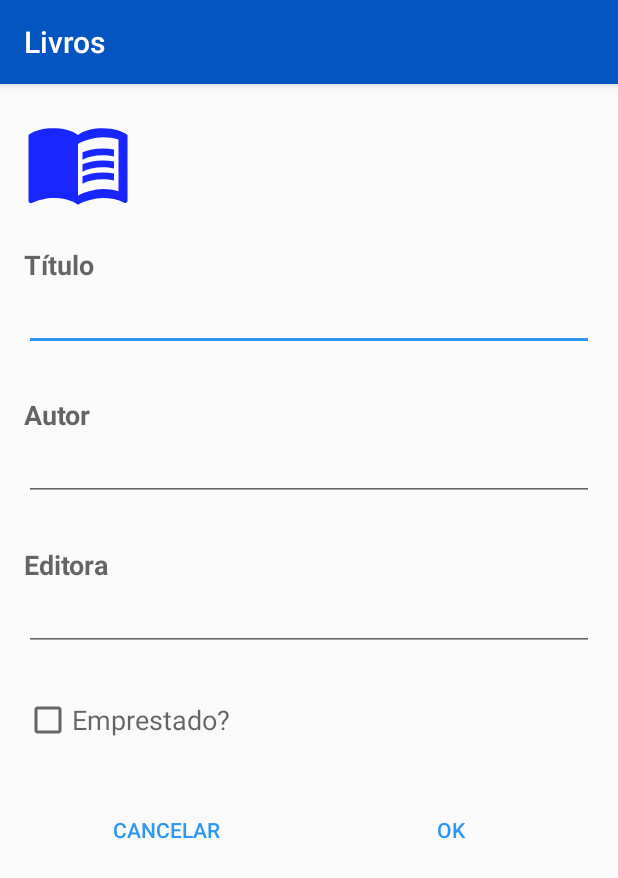
After one commit to guilherme-araujo/gerenciador-de-livros, an Android app: the EditarLivroActivity screen opened directly, with no data from a screen before it, on a phone screen of 412 x 824 dp. The commit adds this screen. Shown: the top 878 px of the screen. Run offline under Robolectric (Android 15) with nearby library versions, the phone set to English and light mode, and no system bars.

Commit message:
Segunda entrega

```diff
--- a/app/src/main/AndroidManifest.xml
+++ b/app/src/main/AndroidManifest.xml
@@ -9,6 +9,7 @@
         android:roundIcon="@mipmap/ic_my_launcher_round"
         android:supportsRtl="true"
         android:theme="@style/AppTheme">
+        <activity android:name=".views.EditarLivroActivity"></activity>
         <activity android:name=".views.MainActivity">
             <intent-filter>
                 <action android:name="android.intent.action.MAIN" />
--- /dev/null
+++ b/app/src/main/java/com/example/gerenciadordelivros/views/EditarLivroActivity.java
@@ -0,0 +1,56 @@
+package com.example.gerenciadordelivros.views;
+
+import androidx.appcompat.app.AppCompatActivity;
+
+import android.os.Bundle;
+import android.view.View;
+import android.widget.CheckBox;
+import android.widget.EditText;
+
+import com.example.gerenciadordelivros.R;
+import com.example.gerenciadordelivros.data.LivroDAO;
+import com.example.gerenciadordelivros.dominio.Livro;
+
+public class EditarLivroActivity extends AppCompatActivity {
+
+    private EditText edt_titulo;
+    private EditText edt_autor;
+    private EditText edt_editora;
+    private CheckBox chk_emprestado;
+
+    private LivroDAO livroDAO;
+
+    @Override
+    protected void onCreate(Bundle savedInstanceState) {
+        super.onCreate(savedInstanceState);
+        setContentView(R.layout.activity_editar_livro);
+
+        edt_titulo = findViewById(R.id.edt_titulo);
+        edt_autor = findViewById(R.id.edt_autor);
+        edt_editora = findViewById(R.id.edt_editora);
+        chk_emprestado = findViewById(R.id.check_emprestado);
+
+        livroDAO = LivroDAO.getInstance(this);
+    }
+
+    public void cancelar(View view) {
+        setResult(RESULT_CANCELED);
+        finish();
+    }
+
+    public void processar(View view) {
+        String titulo = edt_titulo.getText().toString();
+        String autor = edt_autor.getText().toString();
+        String editora = edt_editora.getText().toString();
+        int emprestado = (chk_emprestado.isChecked() ? 1 : 0);
+
+        Livro livro = new Livro(titulo, autor, editora, emprestado);
+
+        livroDAO.save(livro);
+
+        String msg = "Livro adicionado com sucesso! ID="+livro.getId();
+        setResult(RESULT_OK);
+        finish();
+
+    }
+}
--- /dev/null
+++ b/app/src/main/res/drawable/ic_baseline_star_24.xml
@@ -0,0 +1,5 @@
+<vector android:height="24dp" android:tint="#F25C05"
+    android:viewportHeight="24" android:viewportWidth="24"
+    android:width="24dp" xmlns:android="http://schemas.android.com/apk/res/android">
+    <path android:fillColor="@android:color/white" android:pathData="M12,17.27L18.18,21l-1.64,-7.03L22,9.24l-7.19,-0.61L12,2 9.19,8.63 2,9.24l5.46,4.73L5.82,21z"/>
+</vector>
--- /dev/null
+++ b/app/src/main/res/layout/activity_editar_livro.xml
@@ -0,0 +1,96 @@
+<?xml version="1.0" encoding="utf-8"?>
+<LinearLayout xmlns:android="http://schemas.android.com/apk/res/android"
+    xmlns:app="http://schemas.android.com/apk/res-auto"
+    xmlns:tools="http://schemas.android.com/tools"
+    android:layout_width="match_parent"
+    android:layout_height="match_parent"
+    android:orientation="vertical"
+    android:padding="16dp"
+    tools:context=".views.EditarLivroActivity">
+
+    <ImageView
+        android:layout_width="wrap_content"
+        android:layout_height="wrap_content"
+        android:src="@drawable/ic_book"
+        android:layout_marginBottom="20dp"
+        />
+
+    <TextView
+        android:layout_width="match_parent"
+        android:layout_height="wrap_content"
+        android:textStyle="bold"
+        android:text="Título"
+        style="?android:attr/textAppearanceMedium" />
+
+    <EditText
+        android:id="@+id/edt_titulo"
+        android:layout_width="match_parent"
+        android:layout_height="wrap_content" />
+
+    <TextView
+        android:layout_marginTop="30dp"
+        android:layout_width="match_parent"
+        android:layout_height="wrap_content"
+        android:textStyle="bold"
+        android:text="Autor"
+        style="?android:attr/textAppearanceMedium" />
+
+    <EditText
+        android:id="@+id/edt_autor"
+        android:layout_width="match_parent"
+        android:layout_height="wrap_content" />
+
+    <TextView
+        android:layout_marginTop="30dp"
+        android:layout_width="match_parent"
+        android:layout_height="wrap_content"
+        android:textStyle="bold"
+        android:text="Editora"
+        style="?android:attr/textAppearanceMedium" />
+
+    <EditText
+        android:id="@+id/edt_editora"
+        android:layout_width="match_parent"
+        android:layout_height="wrap_content" />
+
+    <CheckBox
+        android:id="@+id/check_emprestado"
+        android:layout_width="wrap_content"
+        android:layout_height="wrap_content"
+        android:layout_marginTop="30dp"
+        android:text="Emprestado?"
+        style="?android:attr/textAppearanceMedium"
+        />
+
+    <LinearLayout
+        android:layout_width="match_parent"
+        android:layout_height="wrap_content"
+        android:layout_marginTop="30dp"
+        android:orientation="horizontal"
+        >
+        <Button
+            android:layout_width="0dp"
+            android:layout_height="wrap_content"
+            android:layout_weight="1"
+            android:text="Cancelar"
+            android:onClick="cancelar"
+            style="?android:attr/buttonBarButtonStyle"
+
+            />
+
+        <Button
+            android:layout_width="0dp"
+            android:layout_height="wrap_content"
+            android:layout_weight="1"
+            android:text="Ok"
+            android:onClick="processar"
+            style="?android:attr/buttonBarButtonStyle"
+            />
+
+
+
+
+    </LinearLayout>
+
+
+</LinearLayout>
--- a/app/src/main/res/values/colors.xml
+++ b/app/src/main/res/values/colors.xml
@@ -1,6 +1,8 @@
 <?xml version="1.0" encoding="utf-8"?>
 <resources>
-    <color name="colorPrimary">#1926FF</color>
-    <color name="colorPrimaryDark">#10189D</color>
-    <color name="colorAccent">#1926FF</color>
+    <color name="colorPrimary">#0455BF</color>
+    <color name="colorPrimaryDark">#252759</color>
+    <color name="colorAccent">#2E97F2</color>
+    <color name="colorShow">#F25C05</color>
+
 </resources>
```
Also changed, not shown: app/src/main/java/com/example/gerenciadordelivros/adapter/LivroAdapter.java (+9 -1 lines), app/src/main/java/com/example/gerenciadordelivros/data/DBHelper.java (added, +51 -0 lines), app/src/main/java/com/example/gerenciadordelivros/data/LivroContract.java (added, +14 -0 lines), app/src/main/java/com/example/gerenciadordelivros/data/LivroDAO.java (added, +107 -0 lines), app/src/main/java/com/example/gerenciadordelivros/dominio/Livro.java (+15 -5 lines), app/src/main/java/com/example/gerenciadordelivros/views/MainActivity.java (+63 -10 lines), app/src/main/res/layout/item_livro.xml (+18 -4 lines), app/src/main/res/menu/actions.xml (added, +13 -0 lines).
